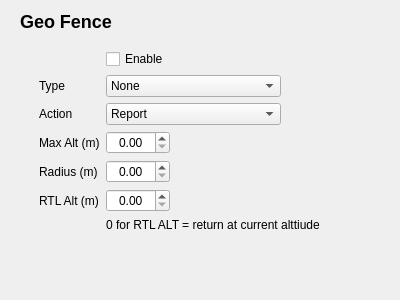
This is src/ui/configuration/GeoFenceConfig.ui in ArduPilot/apm_planner as Qt 5 draws it before an edit. The edited form follows.
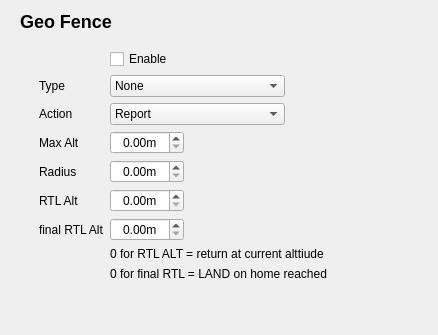
This is the edited form.

Commit message: Fixed missing RTL_ALT_FINAL parameter and add conversion from cm to m where needed

```diff
--- a/src/ui/configuration/GeoFenceConfig.ui
+++ b/src/ui/configuration/GeoFenceConfig.ui
@@ -6,8 +6,8 @@
    <rect>
     <x>0</x>
     <y>0</y>
-    <width>400</width>
-    <height>300</height>
+    <width>438</width>
+    <height>335</height>
    </rect>
   </property>
   <property name="windowTitle">
@@ -26,13 +26,13 @@
     <string>&lt;h2&gt;Geo Fence&lt;/h2&gt;</string>
    </property>
   </widget>
-  <widget class="QWidget" name="">
+  <widget class="QWidget" name="layoutWidget">
    <property name="geometry">
     <rect>
      <x>39</x>
      <y>49</y>
-     <width>347</width>
-     <height>218</height>
+     <width>376</width>
+     <height>279</height>
     </rect>
    </property>
    <layout class="QVBoxLayout" name="verticalLayout">
@@ -115,7 +115,7 @@
       <item row="4" column="0">
        <widget class="QLabel" name="label_4">
         <property name="text">
-         <string>Max Alt (m)</string>
+         <string>Max Alt</string>
         </property>
        </widget>
       </item>
@@ -124,6 +124,9 @@
         <property name="alignment">
          <set>Qt::AlignCenter</set>
         </property>
+        <property name="suffix">
+         <string>m</string>
+        </property>
         <property name="maximum">
          <double>999.990000000000009</double>
         </property>
@@ -132,7 +135,7 @@
       <item row="5" column="0">
        <widget class="QLabel" name="label_5">
         <property name="text">
-         <string>Radius (m)</string>
+         <string>Radius</string>
         </property>
        </widget>
       </item>
@@ -141,6 +144,9 @@
         <property name="alignment">
          <set>Qt::AlignCenter</set>
         </property>
+        <property name="suffix">
+         <string>m</string>
+        </property>
         <property name="maximum">
          <double>999.990000000000009</double>
         </property>
@@ -149,7 +155,7 @@
       <item row="6" column="0">
        <widget class="QLabel" name="label_6">
         <property name="text">
-         <string>RTL Alt (m)</string>
+         <string>RTL Alt</string>
         </property>
        </widget>
       </item>
@@ -158,18 +164,48 @@
         <property name="alignment">
          <set>Qt::AlignCenter</set>
         </property>
+        <property name="suffix">
+         <string>m</string>
+        </property>
         <property name="maximum">
          <double>999.990000000000009</double>
         </property>
        </widget>
       </item>
+      <item row="7" column="0">
+       <widget class="QLabel" name="label_8">
+        <property name="text">
+         <string>final RTL Alt</string>
+        </property>
+       </widget>
+      </item>
       <item row="7" column="1">
+       <widget class="QDoubleSpinBox" name="finalAltSpinBox">
+        <property name="alignment">
+         <set>Qt::AlignCenter</set>
+        </property>
+        <property name="suffix">
+         <string>m</string>
+        </property>
+        <property name="maximum">
+         <double>999.990000000000009</double>
+        </property>
+       </widget>
+      </item>
+      <item row="8" column="1">
        <widget class="QLabel" name="label_7">
         <property name="text">
          <string>0 for RTL ALT = return at current alttiude</string>
         </property>
        </widget>
       </item>
+      <item row="9" column="1">
+       <widget class="QLabel" name="label_9">
+        <property name="text">
+         <string>0 for final RTL = LAND on home reached</string>
+        </property>
+       </widget>
+      </item>
      </layout>
     </item>
    </layout>
```
The commit also changes 2 other files.
